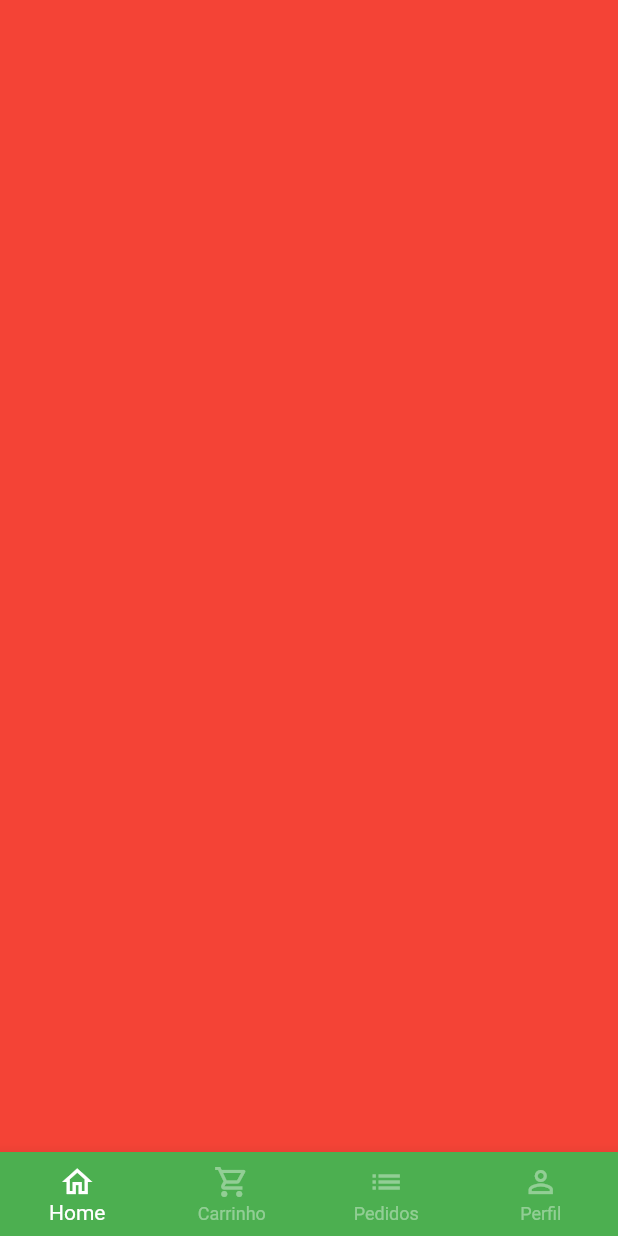
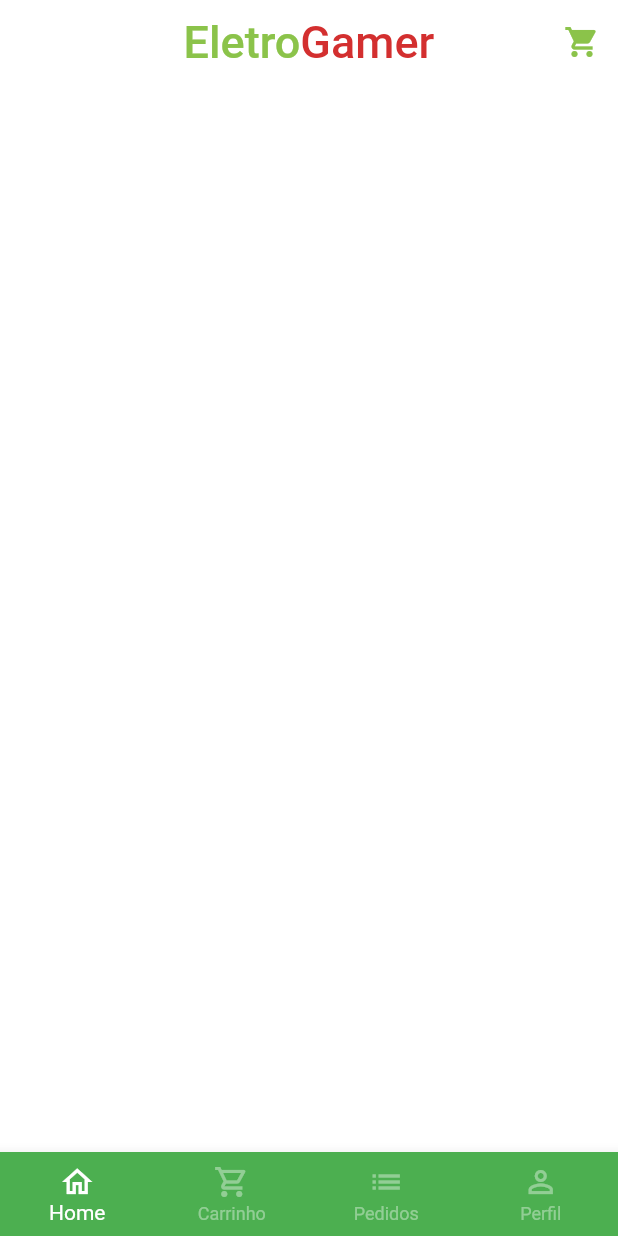
Before and after one commit to elucaspereira/vendas-front, a Flutter app: the screen it shows after launch, after a tap on "Entrar", on a phone screen of 412 x 824 dp. Run offline on Flutter 3.47's test engine with Material 2 defaults, Android fonts, the phone set to English and light mode, and no system bars; our stand-ins replace animated_text_kit, mask_text_input_formatter.

Commit message:
commit
criando tela home

```diff
--- a/lib/main.dart
+++ b/lib/main.dart
@@ -14,8 +14,8 @@ class MyApp extends StatelessWidget {
     return MaterialApp(
       title: 'Flutter Demo',
       theme: ThemeData(
-
         primarySwatch: Colors.green,
+        scaffoldBackgroundColor: Colors.white.withAlpha(190),
       ),
       debugShowCheckedModeBanner: false,
       home: const  SignInScreen(),
--- a/lib/src/auth/base/base_screen.dart
+++ b/lib/src/auth/base/base_screen.dart
@@ -1,20 +1,50 @@
 
 import 'package:flutter/material.dart';
 
+import '../home/home_tab.dart';
 
-class BaseScreen extends StatelessWidget {
-  const BaseScreen({Key? key}) : super(key: key);
+
+class BaseScreen extends StatefulWidget {
+    const BaseScreen({Key? key}) : super(key: key);
+
+  @override
+  State<BaseScreen> createState() => _BaseScreenState();
+}
+
+class _BaseScreenState extends State<BaseScreen> {
+  int currentIndex = 0;
+  final pageController = PageController();//controla as paginas
 
   @override
   Widget build(BuildContext context) {
     return Scaffold(
-      body: Container(color: Colors.red),
+
+
+      body: PageView(
+        physics: const NeverScrollableScrollPhysics(),
+        controller: pageController,
+        children: [
+          const HomeTab(),// tela home
+          Container(color: Colors.yellow),// tela carrinho
+          Container(color: Colors.blue),// tela pedidos
+          Container(color: Colors.purpleAccent), // tela perfil
+        ],
+      ),
+
+
       bottomNavigationBar: BottomNavigationBar(
+        currentIndex: currentIndex,
+        onTap: (index) {
+          setState((){
+          currentIndex = index;
+          pageController.jumpToPage(index);
+    });
+        },
         type: BottomNavigationBarType.fixed,
         backgroundColor: Colors.green,
         selectedItemColor: Colors.white,
         unselectedItemColor: Colors.white.withAlpha(100),
-        items: [
+        items: const [
           BottomNavigationBarItem(
             icon: Icon(Icons.home_outlined),
             label: 'Home',
--- /dev/null
+++ b/lib/src/auth/home/home_tab.dart
@@ -0,0 +1,54 @@
+import 'package:flutter/material.dart';
+import 'package:vendas/src/auth/config/custom_colors.dart';
+
+class HomeTab extends StatelessWidget {
+  const HomeTab({Key? key}) : super(key: key);
+
+  @override
+  Widget build(BuildContext context) {
+    return Scaffold(
+      // App bar
+      appBar: AppBar(
+        backgroundColor: Colors.transparent,
+        elevation: 0,
+        centerTitle: true,
+        title: Text.rich(
+          TextSpan(
+            style: const TextStyle(
+              fontSize: 30,
+            ),
+            children: [
+              TextSpan(
+                text: 'Eletro',
+                style: TextStyle(
+                  color: CustomColors.customSwatchColor,
+                ),
+              ),
+              TextSpan(
+                text: 'Gamer',
+                style: TextStyle(
+                  color: CustomColors.customContrastColor,
+                ),
+              ),
+            ],
+          ),
+        ),
+        actions: [
+          IconButton(
+            onPressed: () {},
+            icon:  Icon(
+              Icons.shopping_cart,
+              color: CustomColors.customSwatchColor,
+            ),
+          ),
+        ],
+      ),
+
+      // Campo Pesquisa
+
+      // Categorias
+
+      // Grid
+    );
+  }
+}
--- a/lib/src/auth/sign_in_screen.dart
+++ b/lib/src/auth/sign_in_screen.dart
@@ -33,14 +33,14 @@ class SignInScreen extends StatelessWidget {
                       ),
                       children: [
                         const TextSpan(
-                          text: 'Vendas',
+                          text: 'Eletro',
                           style: TextStyle(
                             color: Colors.white,
                             fontWeight: FontWeight.bold,
                           ),
                         ),
                         TextSpan(
-                          text: 'local',
+                          text: 'Gamer',
                           style: TextStyle(
                             color: CustomColors.customContrastColor,
                             fontWeight: FontWeight.bold,
```
